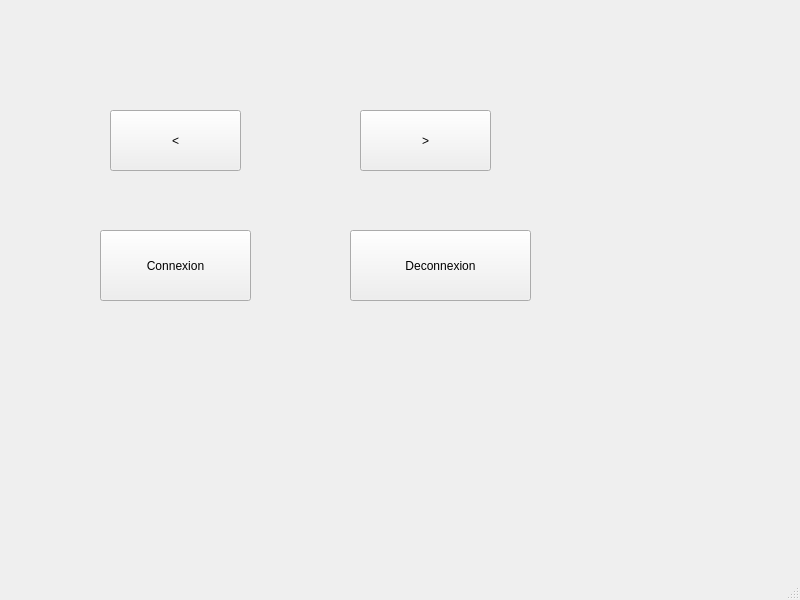
Old version of the form wifibot/mainwindow.ui in the repository AnisseO/WifiBot.
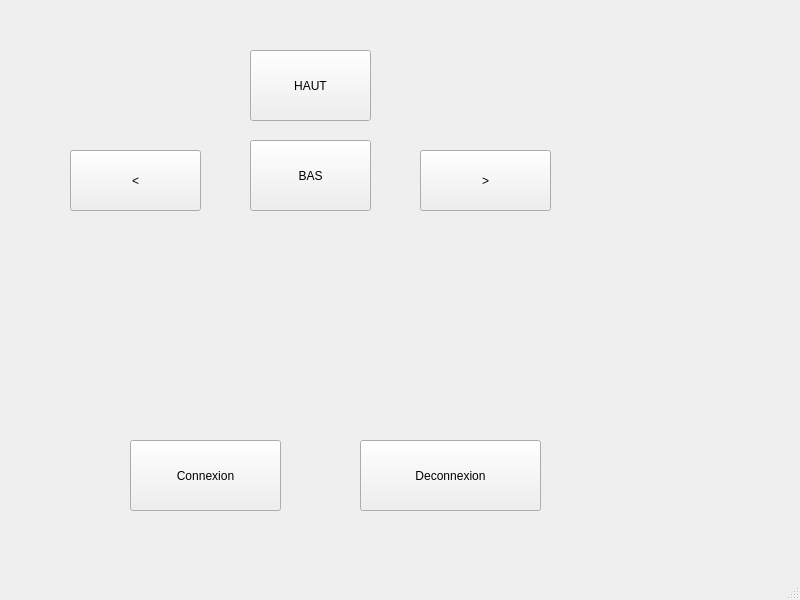
New version of the form.

```diff
--- a/wifibot/mainwindow.ui
+++ b/wifibot/mainwindow.ui
@@ -17,8 +17,8 @@
    <widget class="QPushButton" name="bt_connect">
     <property name="geometry">
      <rect>
-      <x>100</x>
-      <y>230</y>
+      <x>130</x>
+      <y>440</y>
       <width>151</width>
       <height>71</height>
      </rect>
@@ -30,8 +30,8 @@
    <widget class="QPushButton" name="bt_disconnect">
     <property name="geometry">
      <rect>
-      <x>350</x>
-      <y>230</y>
+      <x>360</x>
+      <y>440</y>
       <width>181</width>
       <height>71</height>
      </rect>
@@ -43,8 +43,8 @@
    <widget class="QPushButton" name="left_button">
     <property name="geometry">
      <rect>
-      <x>110</x>
-      <y>110</y>
+      <x>70</x>
+      <y>150</y>
       <width>131</width>
       <height>61</height>
      </rect>
@@ -56,8 +56,8 @@
    <widget class="QPushButton" name="pushButton_2">
     <property name="geometry">
      <rect>
-      <x>360</x>
-      <y>110</y>
+      <x>420</x>
+      <y>150</y>
       <width>131</width>
       <height>61</height>
      </rect>
@@ -66,6 +66,32 @@
      <string>&gt;</string>
     </property>
    </widget>
+   <widget class="QPushButton" name="bt_haut">
+    <property name="geometry">
+     <rect>
+      <x>250</x>
+      <y>50</y>
+      <width>121</width>
+      <height>71</height>
+     </rect>
+    </property>
+    <property name="text">
+     <string>HAUT</string>
+    </property>
+   </widget>
+   <widget class="QPushButton" name="bt_bas">
+    <property name="geometry">
+     <rect>
+      <x>250</x>
+      <y>140</y>
+      <width>121</width>
+      <height>71</height>
+     </rect>
+    </property>
+    <property name="text">
+     <string>BAS</string>
+    </property>
+   </widget>
   </widget>
   <widget class="QMenuBar" name="menubar">
    <property name="geometry">
```
Left out of the diff: 4 changed lines with no effect on the pictures.
